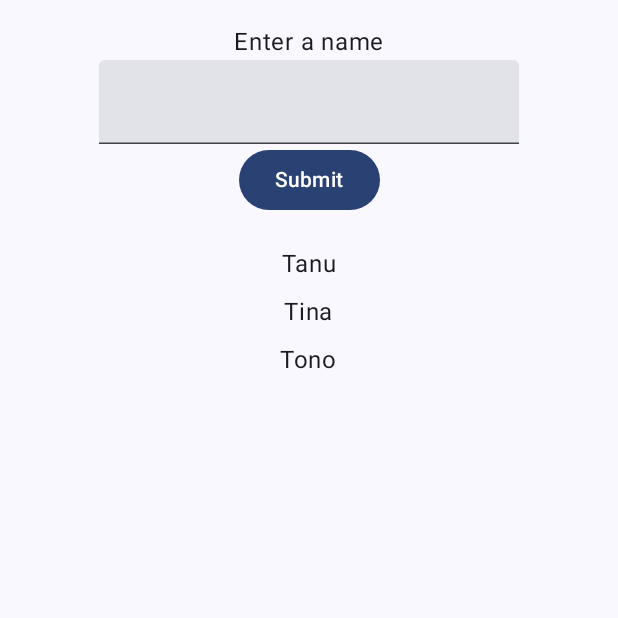
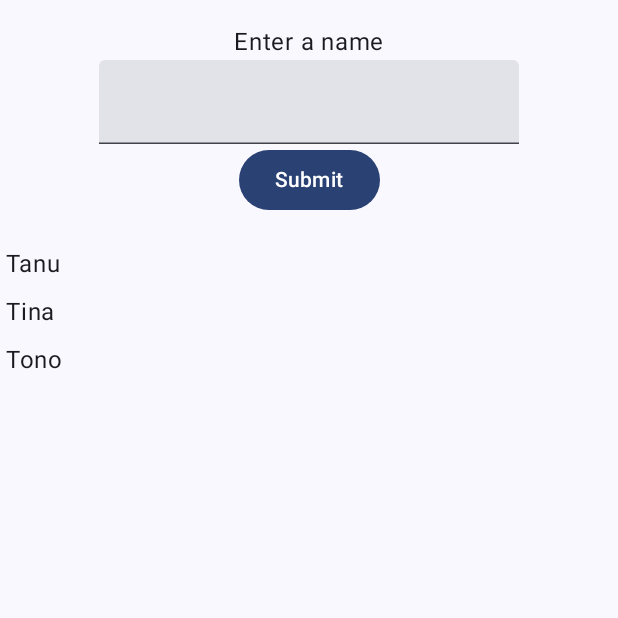
Before and after one commit to albertuchr/LAB_WEEK_09, an Android app built with Jetpack Compose: the screen it shows after launch (MainActivity), on a phone screen of 412 x 824 dp, the top half of it. Run offline under Robolectric (Android 15) with nearby library versions, the phone set to English and light mode, and no system bars.

```diff
--- a/app/build.gradle.kts
+++ b/app/build.gradle.kts
@@ -40,6 +40,7 @@ android {
 }
 
 dependencies {
+
     implementation("androidx.compose.material3:material3:1.1.2")
     implementation(libs.androidx.core.ktx)
     implementation(libs.androidx.lifecycle.runtime.ktx)
--- a/app/src/main/java/com/example/lab_week_09/MainActivity.kt
+++ b/app/src/main/java/com/example/lab_week_09/MainActivity.kt
@@ -3,7 +3,6 @@ package com.example.lab_week_09
 import android.os.Bundle
 import androidx.activity.ComponentActivity
 import androidx.activity.compose.setContent
-import androidx.activity.enableEdgeToEdge
 import androidx.compose.foundation.layout.Column
 import androidx.compose.foundation.layout.fillMaxSize
 import androidx.compose.foundation.layout.padding
@@ -12,11 +11,11 @@ import androidx.compose.foundation.lazy.items
 import androidx.compose.foundation.text.KeyboardOptions
 import androidx.compose.material3.Button
 import androidx.compose.material3.MaterialTheme
-import androidx.compose.material3.Scaffold
 import androidx.compose.material3.Surface
 import androidx.compose.material3.Text
 import androidx.compose.material3.TextField
-import androidx.compose.runtime.Composable
+import androidx.compose.runtime.*
+import androidx.compose.runtime.snapshots.SnapshotStateList
 import androidx.compose.ui.Alignment
 import androidx.compose.ui.Modifier
 import androidx.compose.ui.res.stringResource
@@ -28,99 +27,97 @@ import com.example.lab_week_09.ui.theme.LAB_WEEK_09Theme
 class MainActivity : ComponentActivity() {
     override fun onCreate(savedInstanceState: Bundle?) {
         super.onCreate(savedInstanceState)
-        //Here, we use setContent instead of setContentView
         setContent {
-            //Here, we wrap our content with the theme
-            //You can check out the LAB_WEEK_09Theme inside Theme.kt
             LAB_WEEK_09Theme {
-                // A surface container using the 'background' color from the
                 Surface(
-
-                            modifier = Modifier.fillMaxSize(),
-
-                            //and set it as the color of the surface
-                            color = MaterialTheme.colorScheme.background
+                    modifier = Modifier.fillMaxSize(),
+                    color = MaterialTheme.colorScheme.background
                 ) {
-                    val list = listOf("Tanu", "Tina", "Tono")
-                    //Here, we call the Home composable
-                    Home(list)
+                    Home()
                 }
             }
         }
     }
 }
-//Here, instead of defining it in an XML file,
-//we create a composable function called Home
-//@Preview is use
-//@Composable is used to tell the compiler that this is a composable
-//It's a way of defining a composable
+
+// Declare Student Data Model
+data class Student(
+    val name: String
+)
+
 @Composable
-fun Home(
-    //Here, we define a parameter called items
-    items: List<String>,
+fun Home() {
+
+    // State List (data list)
+    val listData = remember {
+        mutableStateListOf(
+            Student("Tanu"),
+            Student("Tina"),
+            Student("Tono")
+        )
+    }
+
+    // State untuk input form
+    var inputField by remember { mutableStateOf(Student("")) }
+
+    HomeContent(
+        listData,
+        inputField,
+        onInputValueChange = { input ->
+            inputField = inputField.copy(name = input)
+        },
+        onButtonClick = {
+            if (inputField.name.isNotBlank()) {
+                listData.add(inputField)
+                inputField = Student("")
+            }
+        }
+    )
+}
+
+@Composable
+fun HomeContent(
+    listData: SnapshotStateList<Student>,
+    inputField: Student,
+    onInputValueChange: (String) -> Unit,
+    onButtonClick: () -> Unit
 ) {
-    //Here, we use LazyColumn to lazily display a list of items horizontally
-    //LazyColumn is more efficient than Column
-    //because it only composes and lays out the currently visible items
-    //much like a RecyclerView
-    //You can also use LazyRow to lazily display a list of items
-
     LazyColumn {
-        //Here, we use item to display an item inside the LazyColumn
         item {
             Column(
-                //Modifier.padding(16.dp) is used to add padding to the
+                modifier = Modifier
+                    .padding(16.dp)
+                    .fillMaxSize(),
+                horizontalAlignment = Alignment.CenterHorizontally
+            ) {
+                Text(text = stringResource(id = R.string.enter_item))
 
-            modifier = Modifier.padding(16.dp).fillMaxSize(),
-            //Alignment.CenterHorizontally is used to align the Column
+                TextField(
+                    value = inputField.name,
+                    keyboardOptions = KeyboardOptions(keyboardType = KeyboardType.Text),
+                    onValueChange = { onInputValueChange(it) }
+                )
 
-//You can also use verticalArrangement = Arrangement.Center
-
-            horizontalAlignment = Alignment.CenterHorizontally
-            ) {
-            Text(text = stringResource(
-                id = R.string.enter_item)
-            )
-            //Here, we use TextField to display a text input field
-            TextField(
-                //Set the value of the input field
-                value = "",
-                //Set the keyboard type of the input field
-                keyboardOptions = KeyboardOptions(
-                    keyboardType = KeyboardType.Number
-                ),
-                //Set what happens when the value of the input field
-
-                        onValueChange = {
+                Button(onClick = { onButtonClick() }) {
+                    Text(text = stringResource(id = R.string.button_click))
                 }
-            )
-
-            Button(onClick = { }) {
-                //Set the text of the button
-                Text(text = stringResource(
-                    id = R.string.button_click)
-                )
             }
         }
-        }
 
-        //This is the RecyclerView replacement
-        items(items) { item ->
+        items(listData) { item ->
             Column(
-                modifier = Modifier.padding(vertical = 4.dp).fillMaxSize(),
+                modifier = Modifier.padding(4.dp),
                 horizontalAlignment = Alignment.CenterHorizontally
             ) {
-                Text(text = item)
+                Text(text = item.name)
             }
         }
     }
 }
-//Here, we create a preview function of the Home composable
-//This function is specifically used to show a preview of the Home
 
-//This is only for development purpose
+// Preview
 @Preview(showBackground = true)
 @Composable
 fun PreviewHome() {
-    Home(listOf("Tanu", "Tina", "Tono"))
+    Home()
 }
```
